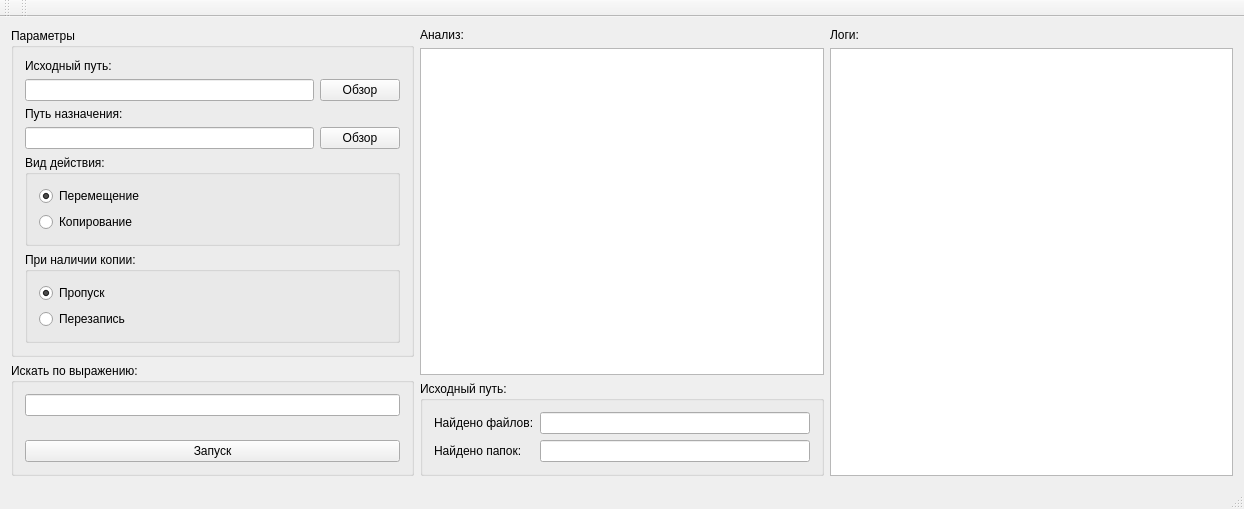
This is CMove.ui in yellow1cucumber/CMove as Qt 5 draws it before an edit. The edited form follows.
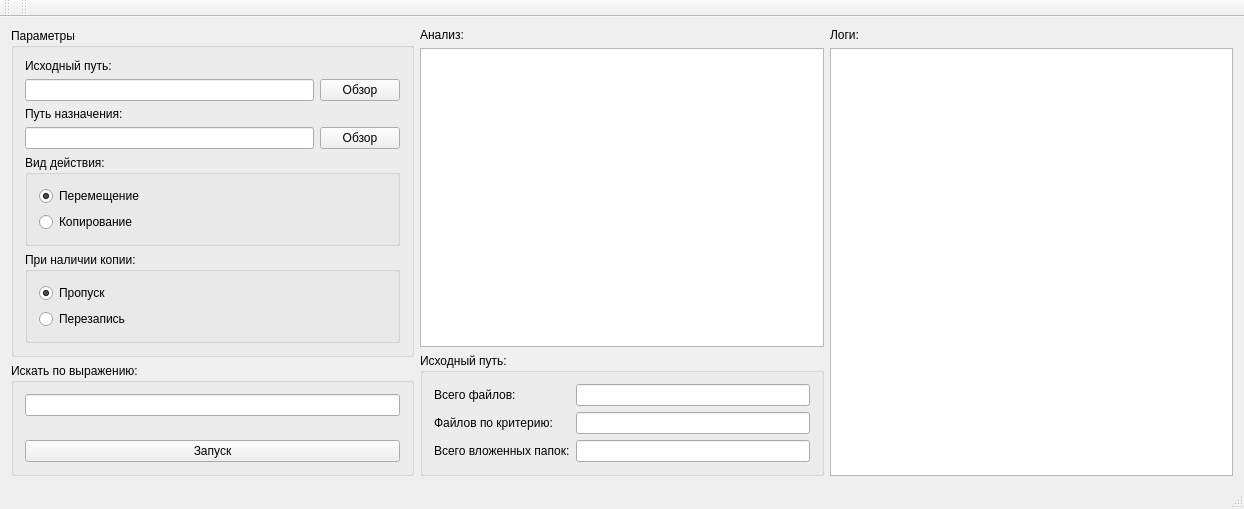
This is the edited form.

What changed in the file:
```diff
--- a/CMove.ui
+++ b/CMove.ui
@@ -204,9 +204,9 @@
         </property>
         <layout class="QFormLayout" name="formLayout">
          <item row="0" column="0">
-          <widget class="QLabel" name="label_3">
+          <widget class="QLabel" name="label_6">
            <property name="text">
-            <string>Найдено файлов:</string>
+            <string>Всего файлов:</string>
            </property>
           </widget>
          </item>
@@ -214,14 +214,24 @@
           <widget class="QLineEdit" name="SourceFilesFoundLineEdit"/>
          </item>
          <item row="1" column="0">
-          <widget class="QLabel" name="label_4">
+          <widget class="QLabel" name="label_3">
            <property name="text">
-            <string>Найдено папок:</string>
+            <string>Файлов по критерию:</string>
            </property>
           </widget>
          </item>
          <item row="1" column="1">
-          <widget class="QLineEdit" name="SourceDirsFoundLineEdit"/>
+          <widget class="QLineEdit" name="FilesByFilterLineEdit"/>
+         </item>
+         <item row="2" column="0">
+          <widget class="QLabel" name="label_4">
+           <property name="text">
+            <string>Всего вложенных папок:</string>
+           </property>
+          </widget>
+         </item>
+         <item row="2" column="1">
+          <widget class="QLineEdit" name="SubdirsLineEdit"/>
          </item>
         </layout>
        </widget>
```
Left out of the diff: 2 changed lines with no effect on the pictures.
